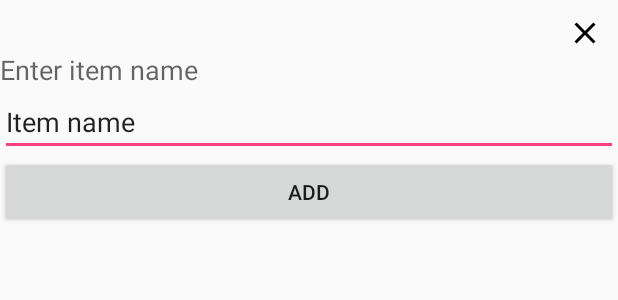
After one commit to Stackustack/workshopy-androjkowe, an Android app: the layout fragment_add_item.xml on its own in the app's theme, with its tools: preview values and no code run, on a phone screen of 412 x 824 dp. The commit adds this screen. Shown: the top 300 px of the screen. Run offline under Robolectric (Android 15) with nearby library versions, the phone set to English and light mode, and no system bars.

Commit message:
Add dialog fragment to allow user enter item name

```diff
--- a/app/src/main/AndroidManifest.xml
+++ b/app/src/main/AndroidManifest.xml
@@ -18,8 +18,7 @@
         </activity>
         <activity
             android:name=".feature.login.LoginActivity"
-            android:label="@string/title_activity_login">
-        </activity>
+            android:label="@string/title_activity_login"></activity>
     </application>
 
 </manifest>
--- a/app/src/main/java/qaworkshops/android/netguru/co/qaworshopsandroid/app/ApplicationComponent.java
+++ b/app/src/main/java/qaworkshops/android/netguru/co/qaworshopsandroid/app/ApplicationComponent.java
@@ -4,6 +4,7 @@ import javax.inject.Singleton;
 
 import dagger.Component;
 import qaworkshops.android.netguru.co.qaworshopsandroid.feature.login.LoginComponent;
+import qaworkshops.android.netguru.co.qaworshopsandroid.feature.main.addtolist.AddToListComponent;
 
 @Singleton
 @Component(
@@ -13,4 +14,6 @@ import qaworkshops.android.netguru.co.qaworshopsandroid.feature.login.LoginCompo
 public interface ApplicationComponent {
 
     LoginComponent plusLoginComponent();
+
+    AddToListComponent plusAddToListComponent();
 }
--- /dev/null
+++ b/app/src/main/res/layout/fragment_add_item.xml
@@ -0,0 +1,39 @@
+<?xml version="1.0" encoding="utf-8"?>
+<LinearLayout xmlns:android="http://schemas.android.com/apk/res/android"
+    android:orientation="vertical"
+    android:layout_width="match_parent"
+    android:layout_height="match_parent">
+
+    <ImageButton
+        android:layout_width="wrap_content"
+        android:layout_height="wrap_content"
+        android:id="@+id/close_image_button"
+        android:layout_gravity="end"
+        android:paddingStart="10dp"
+        android:paddingEnd="10dp"
+        android:paddingTop="10dp"
+        android:src="@drawable/close"
+        android:background="@null"/>
+
+    <TextView
+        android:text="@string/add_item_name"
+        android:layout_width="match_parent"
+        android:layout_height="wrap_content"
+        android:textAppearance="?android:attr/textAppearanceMedium"
+        android:id="@+id/add_item_text_view" />
+
+    <EditText
+        android:layout_width="match_parent"
+        android:layout_height="wrap_content"
+        android:inputType="textPersonName"
+        android:text="@string/item_name"
+        android:ems="10"
+        android:id="@+id/item_name_edit_text"
+        android:maxLines="1"/>
+
+    <Button
+        android:text="@string/add"
+        android:layout_width="match_parent"
+        android:layout_height="wrap_content"
+        android:id="@+id/add_button" />
+</LinearLayout>
--- a/app/src/main/res/values/dimens.xml
+++ b/app/src/main/res/values/dimens.xml
@@ -2,4 +2,5 @@
     <!-- Default screen margins, per the Android Design guidelines. -->
     <dimen name="activity_horizontal_margin">16dp</dimen>
     <dimen name="activity_vertical_margin">16dp</dimen>
+    <dimen name="fab_margin">16dp</dimen>
 </resources>
--- a/app/src/main/res/values/strings.xml
+++ b/app/src/main/res/values/strings.xml
@@ -11,4 +11,7 @@
     <string name="error_invalid_password">This password is too short</string>
     <string name="error_incorrect_password">This password is incorrect</string>
     <string name="error_field_required">This field is required</string>
+    <string name="add_item_name">Enter item name</string>
+    <string name="item_name">Item name</string>
+    <string name="add">Add</string>
 </resources>
```
Also changed, not shown: app/src/main/java/qaworkshops/android/netguru/co/qaworshopsandroid/feature/main/addtolist/AddToListComponent.java (added, +13 -0 lines), app/src/main/java/qaworkshops/android/netguru/co/qaworshopsandroid/feature/main/addtolist/AddToListContract.java (added, +23 -0 lines), app/src/main/java/qaworkshops/android/netguru/co/qaworshopsandroid/feature/main/addtolist/AddToListDialogFragment.java (added, +62 -0 lines), app/src/main/java/qaworkshops/android/netguru/co/qaworshopsandroid/feature/main/addtolist/AddToListPresenter.java (added, +34 -0 lines), app/src/main/res/values/styles.xml (+9 -0 lines).
